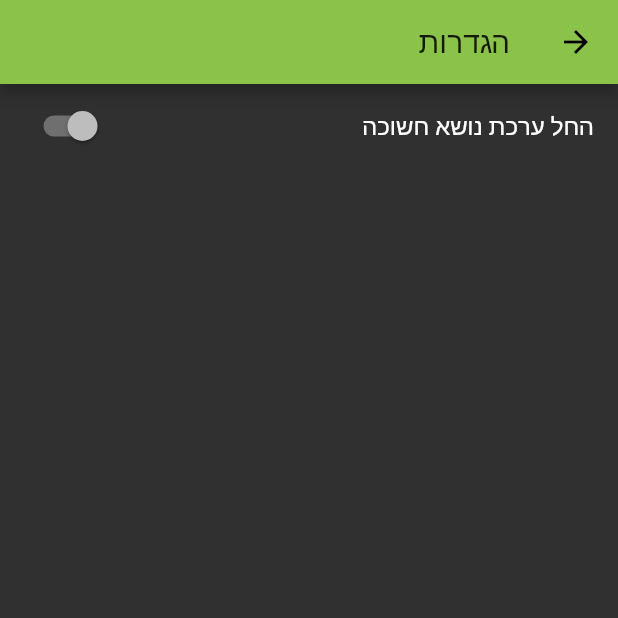
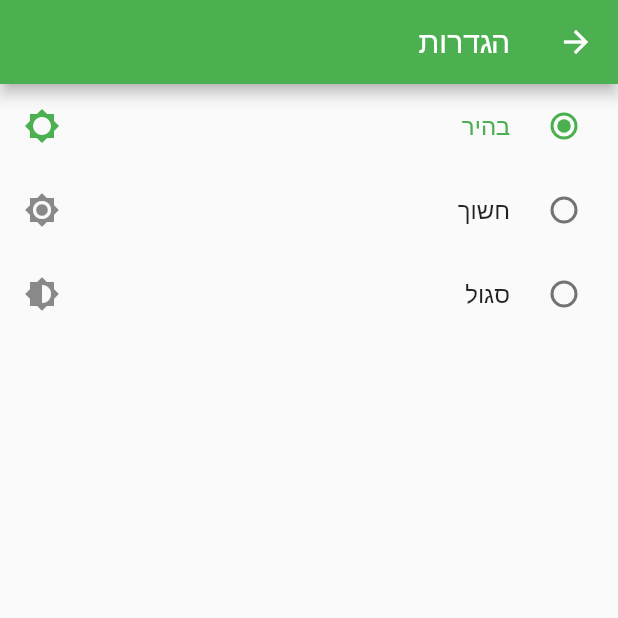
Before and after one commit to donggunn/Topify, a Flutter app: the screen it shows after launch, in the side drawer, after a tap on "הגדרות", on a phone screen of 412 x 824 dp, the top half of it. Run offline on Flutter 3.47's test engine with Material 2 defaults, Android fonts, the phone set to English and light mode, and no system bars; statements that could not run were skipped.

Commit message:
theme change in settings

```diff
--- a/lib/main.dart
+++ b/lib/main.dart
@@ -1,3 +1,4 @@
+import 'package:flutter/foundation.dart';
 import 'package:flutter/material.dart';
 import 'package:spotify_playlists/settings.dart';
 import 'package:spotify_playlists/text_styles.dart';
@@ -8,26 +9,49 @@ import './playlists_my.dart' as playlists_my;
 
 void main() => runApp(new MyApp());
 
-class MyApp extends StatelessWidget {
+class MyApp extends StatefulWidget {
+  @override
+  State<StatefulWidget> createState() => new MyAppState();
+}
+
+class MyAppState extends State<MyApp> {
+  AppThemes _appTheme = kAllAppThemes[0];
+
   @override
   Widget build(BuildContext context) {
-    var _routes = <String, WidgetBuilder> {
-      SettingsPage.routeName : (BuildContext context) => new SettingsPage(title: 'הגדרות',),
-    };
+    Widget home = new MyHomePage(
+      title: 'להלהלה',
+      appTheme: _appTheme,
+      onThemeChanged: (AppThemes value) {
+        setState(() {
+          _appTheme = value;
+        });
+      },
+    );
 
     return new MaterialApp(
-      title: 'ספוטיפיי',
-      home: new MyHomePage(title: 'רשימות ההשמעה המובילות'),
-      routes: _routes,
-      theme: AppThemes.dark,
+      home: home,
+      theme: _appTheme.theme,
+      routes: <String, WidgetBuilder>{
+        SettingsPage.routeName : (BuildContext context) => new SettingsPage(title: 'הגדרות',appTheme: _appTheme,onThemeChanged: (AppThemes value) {
+          setState(() {
+            _appTheme = value;
+          });
+        } ,)
+      },
     );
   }
 }
 
 class MyHomePage extends StatefulWidget {
-  MyHomePage({Key key, this.title}) : super(key: key);
+  MyHomePage(
+      {Key key, this.title, this.appTheme, @required this.onThemeChanged})
+      : assert(onThemeChanged != null),
+        super(key: key);
 
   final String title;
+  final AppThemes appTheme;
+  final ValueChanged<AppThemes> onThemeChanged;
 
   @override
   _MyHomePageState createState() => new _MyHomePageState();
@@ -104,16 +128,17 @@ class _MyHomePageState extends State<MyHomePage> with TickerProviderStateMixin {
       _showDrawerContents = true;
       _controller.reverse();
     });
-    key.currentState
-        .showSnackBar(new SnackBar(content: new Text('ברוך הבא!')));
+    key.currentState.showSnackBar(new SnackBar(content: new Text('ברוך הבא!')));
   }
 
   @override
   Widget build(BuildContext context) {
+    final ThemeData themeData = Theme.of(context);
+
     return new Directionality(
         textDirection: TextDirection.rtl,
         child: new Scaffold(
-              backgroundColor: Theme.of(context).backgroundColor,
+          backgroundColor: themeData.backgroundColor,
           key: key,
           appBar: new AppBar(
             title: new Text(widget.title,
@@ -124,7 +149,8 @@ class _MyHomePageState extends State<MyHomePage> with TickerProviderStateMixin {
           ),
           bottomNavigationBar: new Material(
               color: Theme.of(context).primaryColor,
-                  child: new TabBar(indicatorColor: Theme.of(context).backgroundColor,
+              child: new TabBar(
+                indicatorColor: Theme.of(context).backgroundColor,
                 tabs: <Tab>[
                   new Tab(icon: new Icon(FontAwesomeIcons.list_ol)),
                   new Tab(icon: new Icon(FontAwesomeIcons.user_circle)),
@@ -195,9 +221,9 @@ class _MyHomePageState extends State<MyHomePage> with TickerProviderStateMixin {
                               opacity: _drawerContentsOpacity,
                               child: new Column(
                                 mainAxisSize: MainAxisSize.min,
-                                    crossAxisAlignment:
-                                        CrossAxisAlignment.stretch,
-                                    children: <Widget>[] + (_drawerContents.map((String id) {
+                                crossAxisAlignment: CrossAxisAlignment.stretch,
+                                children: <Widget>[] +
+                                    (_drawerContents.map((String id) {
                                       return new ListTile(
                                         leading: new CircleAvatar(
                                             child: new Text(id)),
@@ -207,17 +233,26 @@ class _MyHomePageState extends State<MyHomePage> with TickerProviderStateMixin {
                                         ),
                                         onTap: _showNotImplementedMessage,
                                       );
-                                    }).toList()) + <ListTile>[new ListTile(
+                                    }).toList()) +
+                                    <ListTile>[
+                                      new ListTile(
                                         leading: new CircleAvatar(
-                                          child: new Icon(FontAwesomeIcons.cog,color: applyDarkTheme ? Colors.green : Colors.white,)),
+                                            child: new Icon(
+                                          FontAwesomeIcons.cog,
+                                          color: applyDarkTheme
+                                              ? Colors.green
+                                              : Colors.white,
+                                        )),
                                         title: new Text(
                                           'הגדרות',
                                           style: AppTextStyles.drawerItem,
                                         ),
-                                      onTap: (){
-                                        Navigator.pushNamed(context, SettingsPage.routeName);
+                                        onTap: () {
+                                          Navigator.pushNamed(
+                                              context, SettingsPage.routeName);
                                         },
-                                    )],
+                                      )
+                                    ],
                               ),
                             ),
                             // The drawer's "details" view.
@@ -234,10 +269,8 @@ class _MyHomePageState extends State<MyHomePage> with TickerProviderStateMixin {
                                       ? <Widget>[
                                           new ListTile(
                                             leading: const Icon(Icons.add),
-                                                title:
-                                                    const Text('Add account'),
-                                                onTap:
-                                                    _showNotImplementedMessage,
+                                            title: const Text('Add account'),
+                                            onTap: _showNotImplementedMessage,
                                           ),
                                           new ListTile(
                                             leading: const Icon(
@@ -257,8 +290,7 @@ class _MyHomePageState extends State<MyHomePage> with TickerProviderStateMixin {
                                               'התחבר',
                                               style: AppTextStyles.regular,
                                             ),
-                                                onTap:
-                                                    _logIn,
+                                            onTap: _logIn,
                                           ),
                                         ],
                                 ),
--- a/lib/settings.dart
+++ b/lib/settings.dart
@@ -1,13 +1,16 @@
 import 'package:flutter/material.dart';
+import 'package:spotify_playlists/themes.dart';
 
 bool applyDarkTheme = false;
 
 class SettingsPage extends StatefulWidget {
-  SettingsPage({Key key, this.title}) : super(key: key);
+  SettingsPage({Key key, this.title, this.appTheme, this.onThemeChanged}) : assert(onThemeChanged != null), super(key: key);
 
   static const String routeName = "/SettingsPage";
 
   final String title;
+  final AppThemes appTheme;
+  final ValueChanged<AppThemes> onThemeChanged;
 
   @override
   _SettingsPageState createState() => new _SettingsPageState();
@@ -25,15 +28,16 @@ class _SettingsPageState extends State<SettingsPage> {
           body: new Row(
             children: <Widget>[
               new Expanded(
-                  child: new SwitchListTile(
-                      value: applyDarkTheme,
-                      title: const Text('החל ערכת נושא חשוכה'),
-                      onChanged: (bool value) {
-                        setState(() {
-                          applyDarkTheme = value;
-                          print('dark = ' + applyDarkTheme.toString());
-                        });
-                      }))
+                  child: new ListView(children: <Widget>[] + kAllAppThemes.map<Widget>((AppThemes theme) {
+                    return new RadioListTile<AppThemes>(
+                      title: new Text(theme.name),
+                      secondary: new Icon(theme.icon),
+                      value: theme,
+                      groupValue: widget.appTheme,
+                      onChanged: widget.onThemeChanged,
+                      selected: widget.appTheme == theme,
+                    );
+                  }).toList(),))
             ],
           ),
         ));
--- a/lib/themes.dart
+++ b/lib/themes.dart
@@ -1,20 +1,66 @@
 import 'package:flutter/material.dart';
 
 class AppThemes {
-  static ThemeData dark = new ThemeData(
-    primaryColor: Colors.lightGreen,
-    backgroundColor: Colors.black87,
-    brightness: Brightness.dark,
-    highlightColor: Colors.white12,
-    accentColor: Colors.green,
-  );
+  const AppThemes({ this.name, this.icon, this.theme });
 
-  static ThemeData light = new ThemeData(
-    primaryColor: Colors.green,
-    backgroundColor: Colors.white,
-    brightness: Brightness.light,
-    highlightColor: Colors.black12,
-    accentColor: Colors.green,
-    dividerColor: Colors.green,
-  );
+  final String name;
+  final IconData icon;
+  final ThemeData theme;
 }
+
+const int _kPurplePrimaryValue = 0xFF6200EE;
+const MaterialColor _kPurpleSwatch = const MaterialColor(
+    _kPurplePrimaryValue,
+    const <int, Color> {
+      50: const Color(0xFFF2E7FE),
+      100: const Color(0xFFD7B7FD),
+      200: const Color(0xFFBB86FC),
+      300: const Color(0xFF9E55FC),
+      400: const Color(0xFF7F22FD),
+      500: const Color(_kPurplePrimaryValue),
+      700: const Color(0xFF3700B3),
+      800: const Color(0xFF270096),
+      900: const Color(0xFF190078),
+    }
+);
+
+final List<AppThemes> kAllAppThemes = <AppThemes>[
+  new AppThemes(
+    name: 'בהיר',
+    icon: Icons.brightness_5,
+    theme: new ThemeData(
+      primarySwatch: Colors.green,
+      backgroundColor: Colors.white,
+      brightness: Brightness.light,
+      highlightColor: Colors.black12,
+      accentColor: Colors.green,
+      dividerColor: Colors.green,
+    ),
+  ),
+  new AppThemes(
+    name: 'חשוך',
+    icon: Icons.brightness_7,
+    theme: new ThemeData(
+      primarySwatch: Colors.lightGreen,
+      backgroundColor: Colors.black87,
+      brightness: Brightness.dark,
+      highlightColor: Colors.white12,
+      accentColor: Colors.green,
+    ),
+  ),
+  new AppThemes(
+    name: 'סגול',
+    icon: Icons.brightness_6,
+    theme: new ThemeData(
+      brightness: Brightness.light,
+      primarySwatch: _kPurpleSwatch,
+      buttonColor: _kPurpleSwatch[500],
+      splashColor: Colors.white24,
+      splashFactory: InkRipple.splashFactory,
+      errorColor: const Color(0xFFFF1744),
+      buttonTheme: const ButtonThemeData(
+        textTheme: ButtonTextTheme.primary,
+      ),
+    ),
+  ),
+];
```
Lines whose indentation alone changed are shown as unchanged.
